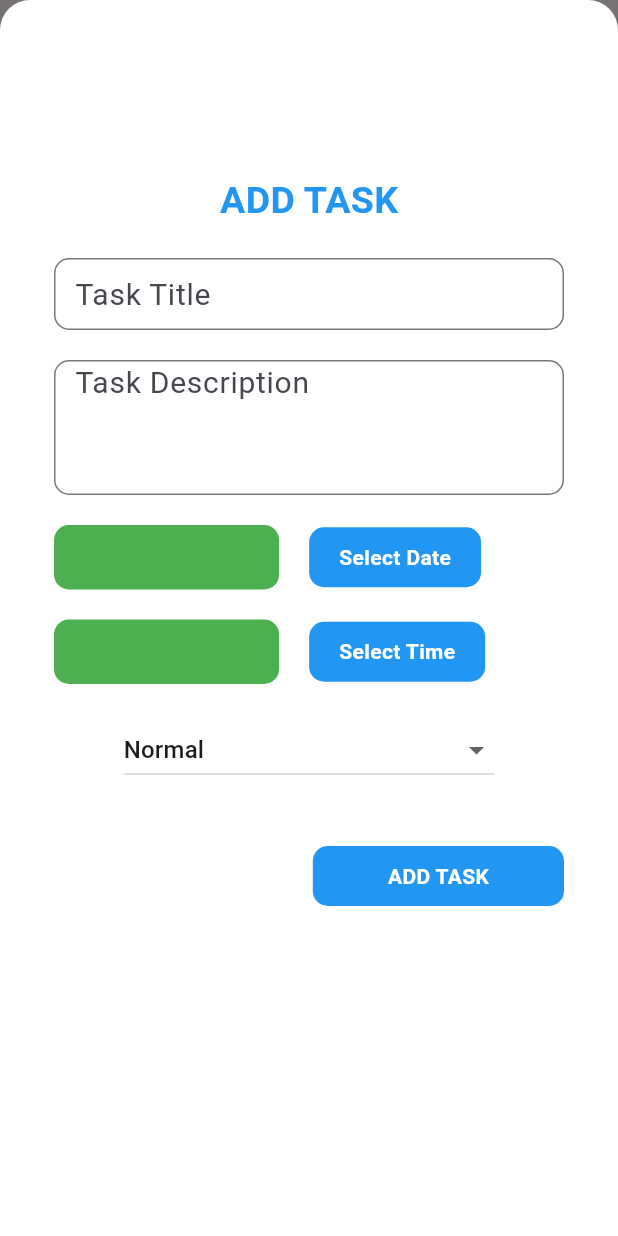
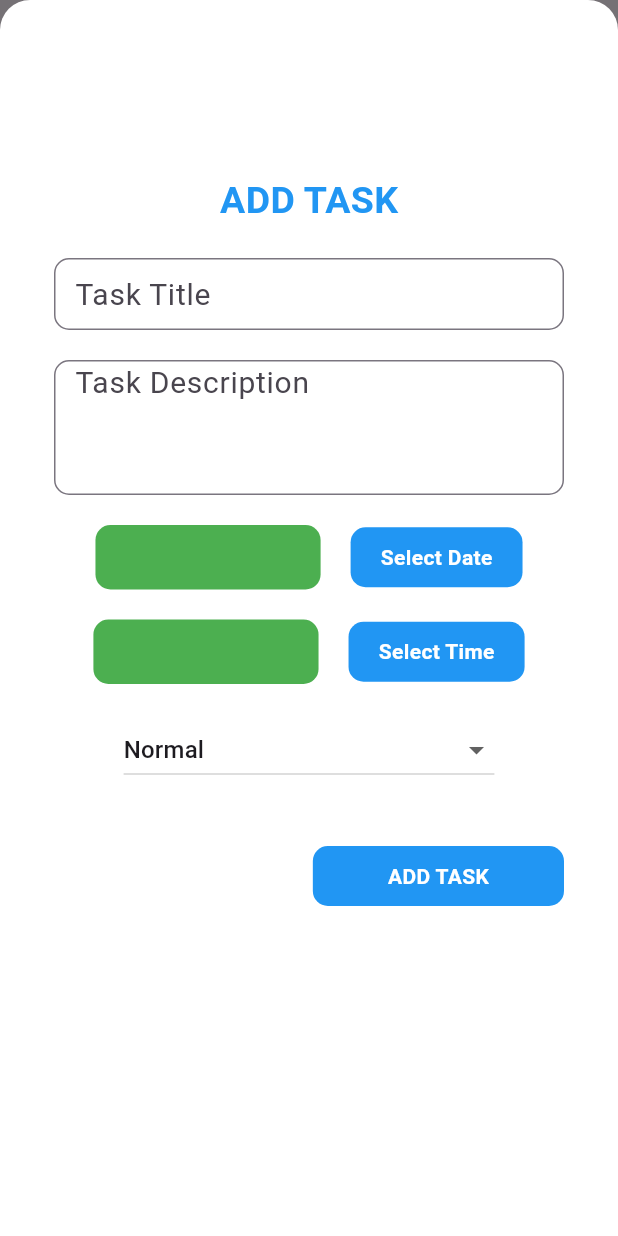
Before and after one commit to AbRehman0346/sufiyana_kaam, a Flutter app: the NoteScreen screen opened directly with empty values, after a tap on "Create", on a phone screen of 412 x 824 dp. Run offline on Flutter 3.47's test engine with Material 3 defaults, Android fonts, the light colour scheme and no system bars; our stand-ins replace flutter_local_notifications, fluttertoast, permission_handler, sqflite, timezone; accounts and stored records are empty.

Commit message:
fixed overflow of date row in create task screen... and added paste button on that same screen

```diff
--- a/lib/models/process-task.dart
+++ b/lib/models/process-task.dart
@@ -82,6 +82,13 @@ class _Date{
     return isSameDayAs(today);
   }
 
+  DateTime? toDateTime(){
+    if(date == null) {
+      return null;
+    }
+    return XDateTime().toDate(date!);
+  }
+
   bool isSameDayAs(DateTime otherDate) {
     if(date == null) {
       return false;
--- a/lib/res/local_store.dart
+++ b/lib/res/local_store.dart
@@ -0,0 +1,9 @@
+import 'package:sufiyana_kaam/models/process-task.dart';
+
+/**
+ * For now this is used for copy paste operations... Any Task that will be copied will be stored here
+ * and after that it will be used to paste the task in the desired location.
+ **/
+class LocalStore{
+    static ProcessTask? task;
+}
--- a/lib/services/permission-manager.dart
+++ b/lib/services/permission-manager.dart
@@ -20,19 +20,19 @@ class PermissionManager {
 
   Future<bool> requestExectAlaramPermission() async {
     PermissionStatus permission = await Permission.scheduleExactAlarm.request();
-    log("------------Permission to schedule exact alarms: ${permission.isGranted}");
+    // log("------------Permission to schedule exact alarms: ${permission.isGranted}");
     return permission.isGranted;
   }
 
   Future<bool> ignoreBatteryOptimization() async {
     if (await Permission.ignoreBatteryOptimizations.isGranted) {
-      log("------------Permission to Battery Optimization: true");
+      // log("------------Permission to Battery Optimization: true");
       return true;
     }
 
     // Request permission to ignore battery optimizations
     PermissionStatus status = await Permission.ignoreBatteryOptimizations.request();
-    log("------------Permission to Battery Optimization: ${status.isGranted}");
+    // log("------------Permission to Battery Optimization: ${status.isGranted}");
     return status.isGranted;
   }
 }
--- a/lib/temp_files/data.dart
+++ b/lib/temp_files/data.dart
@@ -0,0 +1,272 @@
+import '../models/process-task.dart';
+import '../models/process.dart';
+
+class Data {
+  ProcessTaskFields f = ProcessTaskFields();
+  Priority p = Priority();
+  ProcessTaskStatus s = ProcessTaskStatus();
+  int processId = 1;
+  List get data => [
+    {
+      f.title: "NF: The State VS Sikandar Ali Siyal *",
+      f.description: "2nd ADJ NF\n6/8",
+      f.date: "August 27, 2025",
+      f.time: "",
+      f.priority: Priority.getValue(p.normal),
+      f.status: ProcessTaskStatus.pending,
+      f.processId: processId,
+    },
+
+    {
+      f.title: "NF: The State VS Gulzar Sahto",
+      f.description: "1st ADJ NF\n07/8",
+      f.date: "August 20, 2025",
+      f.time: "",
+      f.priority: Priority.getValue(p.normal),
+      f.status: ProcessTaskStatus.pending,
+      f.processId: processId,
+    },
+
+    {
+      f.title: "Mehrabpur: Niaz Hussain VS Imtiaz and others *",
+      f.description: "SCJ Mehrabpur\n6/8\n0308 3252315 --> Imtiaz Noohpoth",
+      f.date: "August 13, 2025",
+      f.time: "",
+      f.priority: Priority.getValue(p.normal),
+      f.status: ProcessTaskStatus.pending,
+      f.processId: processId,
+    },
+
+    {
+      f.title: "Sukkur: Raja Ali * VS The State",
+      f.description: "High Court Sukkur\n21/7",
+      f.date: "August 21, 2025",
+      f.time: "",
+      f.priority: Priority.getValue(p.normal),
+      f.status: ProcessTaskStatus.pending,
+      f.processId: processId,
+    },
+
+    {
+      f.title: "Sukkur: Sajjad Ali Siyal VS The State",
+      f.description: "High Court Sukkur\n20/7",
+      f.date: "August 19, 2025",
+      f.time: "",
+      f.priority: Priority.getValue(p.normal),
+      f.status: ProcessTaskStatus.pending,
+      f.processId: processId,
+    },
+
+    {
+      f.title: "NF: The State VS Sajjad Siyal",
+      f.description: "Session Court NF",
+      f.date: "August 16, 2025",
+      f.time: "",
+      f.priority: Priority.getValue(p.normal),
+      f.status: ProcessTaskStatus.pending,
+      f.processId: processId,
+    },
+
+    {
+      f.title: "Moro: The State VS Peeral Mallah *",
+      f.description: "1st JM Moro\n1/8",
+      f.date: "August 15, 2025",
+      f.time: "",
+      f.priority: Priority.getValue(p.normal),
+      f.status: ProcessTaskStatus.pending,
+      f.processId: processId,
+    },
+
+    {
+      f.title: "NF: Mukhtiar Ahmed VS Mst. Bhanbhan *",
+      f.description: "2nd ADJ NF\n28/6",
+      f.date: "August 9, 2025",
+      f.time: "",
+      f.priority: Priority.getValue(p.normal),
+      f.status: ProcessTaskStatus.pending,
+      f.processId: processId,
+    },
+
+    {
+      f.title: "Gambat: Fida Hussain VS P.O Sindh *",
+      f.description: "SCJ Gambat\n14/6",
+      f.date: "August 9, 2025",
+      f.time: "",
+      f.priority: Priority.getValue(p.normal),
+      f.status: ProcessTaskStatus.pending,
+      f.processId: processId,
+    },
+
+    {
+      f.title: "Gambat: Ali Sher VS Fida Hussain *",
+      f.description: "SCJ Gambat\n14/6",
+      f.date: "August 9, 2025",
+      f.time: "",
+      f.priority: Priority.getValue(p.normal),
+      f.status: ProcessTaskStatus.pending,
+      f.processId: processId,
+    },
+
+    {
+      f.title: "NF: The State VS Jinsar Ali Mangi",
+      f.description: "Session Court NF",
+      f.date: "August 8, 2025",
+      f.time: "",
+      f.priority: Priority.getValue(p.normal),
+      f.status: ProcessTaskStatus.completed,
+      f.processId: processId,
+    },
+
+
+    {
+      f.title: "NF: Ali Muhammand VS Sain Bux *",
+      f.description: "SCJ NF\n23/6",
+      f.date: "August 8, 2025",
+      f.time: "",
+      f.priority: Priority.getValue(p.normal),
+      f.status: ProcessTaskStatus.completed,
+      f.processId: processId,
+    },
+
+    {
+      f.title: "NF: The State VS Gulzar Sahto",
+      f.description: "1st ADJ NF\n16/7",
+      f.date: "August 7, 2025",
+      f.time: "",
+      f.priority: Priority.getValue(p.normal),
+      f.status: ProcessTaskStatus.completed,
+      f.processId: processId,
+    },
+
+    {
+      f.title: "NF: Shamshad VS Abid",
+      f.description: "Session Court NF\n27/6\ntransfered to ADJ-1",
+      f.date: "August 7, 2025",
+      f.time: "",
+      f.priority: Priority.getValue(p.normal),
+      f.status: ProcessTaskStatus.completed,
+      f.processId: processId,
+    },
+
+    {
+      f.title: "NF: The State VS Sikandar Ali Siyal *",
+      f.description: "2nd ADJ NF\n23/7",
+      f.date: "August 5, 2025",
+      f.time: "",
+      f.priority: Priority.getValue(p.normal),
+      f.status: ProcessTaskStatus.completed,
+      f.processId: processId,
+    },
+
+    {
+      f.title: "NF: The State VS Sikandar Ali Siyal *",
+      f.description: "2nd ADJ NF\n5/8",
+      f.date: "August 6, 2025",
+      f.time: "",
+      f.priority: Priority.getValue(p.normal),
+      f.status: ProcessTaskStatus.completed,
+      f.processId: processId,
+    },
+
+    {
+      f.title: "NF: The State VS Ali Raza Larai *",
+      f.description: "1st ADJ NF\n05/07",
+      f.date: "August 22, 2025",
+      f.time: "",
+      f.priority: Priority.getValue(p.normal),
+      f.status: ProcessTaskStatus.pending,
+      f.processId: processId,
+    },
+
+    {
+      f.title: "Mehrabpur: Niaz Hussain VS Imtiaz *",
+      f.description: "SCJ Mehrabpur\n25/06\n0308 3252315 --> Imtiaz Noohpoth",
+      f.date: "August 6, 2025",
+      f.time: "",
+      f.priority: Priority.getValue(p.normal),
+      f.status: ProcessTaskStatus.completed,
+      f.processId: processId,
+    },
+
+    {
+      f.title: "NF: The State VS Sikandar Ali Siyal",
+      f.description: "1st ADJ NF\n05/08",
+      f.date: "August 21, 2025",
+      f.time: "",
+      f.priority: Priority.getValue(p.normal),
+      f.status: ProcessTaskStatus.pending,
+      f.processId: processId,
+    },
+
+
+    {
+      f.title: "Gambat: Mst. Izzat Khatoon VS Rahmatullah *",
+      f.description: "SCJ Gambat\n14/06",
+      f.date: "August 6, 2025",
+      f.time: "",
+      f.priority: Priority.getValue(p.normal),
+      f.status: ProcessTaskStatus.cancelled,
+      f.processId: processId,
+    },
+
+    {
+      f.title: "NF: The State VS Rizwan Tagar",
+      f.description: "1st JM NF\n10/07",
+      f.date: "August 5, 2025",
+      f.time: "",
+      f.priority: Priority.getValue(p.normal),
+      f.status: ProcessTaskStatus.cancelled,
+      f.processId: processId,
+    },
+
+    {
+      f.title: "NF: Shamshad VS Abid",
+      f.description: "ADJ 1 NF\n07/08",
+      f.date: "August 19, 2025",
+      f.time: "",
+      f.priority: Priority.getValue(p.normal),
+      f.status: ProcessTaskStatus.pending,
+      f.processId: processId,
+    },
+
+    {
+      f.title: "Kandiro: Abdul Haleem VS Nadra *",
+      f.description: "1st JM Kandiro",
+      f.date: "August 11, 2025",
+      f.time: "",
+      f.priority: Priority.getValue(p.normal),
+      f.status: ProcessTaskStatus.pending,
+      f.processId: processId,
+    },
+
+    {
+      f.title: "NF: Ali Muhammad VS Sain Bux *",
+      f.description: "SCJ NF\n08/08",
+      f.date: "August 27, 2025",
+      f.time: "",
+      f.priority: Priority.getValue(p.normal),
+      f.status: ProcessTaskStatus.pending,
+      f.processId: processId,
+    },
+
+    {
+      f.title: "NF: Muhammad Adam VS SSP NF",
+      f.description: "Family Court\n08/08",
+      f.date: "August 28, 2025",
+      f.time: "",
+      f.priority: Priority.getValue(p.normal),
+      f.status: ProcessTaskStatus.pending,
+      f.processId: processId,
+    },
+
+    {
+      f.title: "NF: The State VS Jinsar Ali Mangi",
+      f.description: "Session Court NF\n08/08",
+      f.date: "August 28, 2025",
+      f.time: "",
+      f.priority: Priority.getValue(p.normal),
+      f.status: ProcessTaskStatus.pending,
+      f.processId: processId,
+    },
+  ];
+}
--- a/lib/view/create-task.dart
+++ b/lib/view/create-task.dart
@@ -2,6 +2,7 @@ import 'dart:developer';
 
 import 'package:flutter/material.dart';
 import 'package:sufiyana_kaam/models/process.dart';
+import 'package:sufiyana_kaam/res/local_store.dart';
 import 'package:sufiyana_kaam/services/database-services.dart';
 import 'package:sufiyana_kaam/xutils/GlobalContext.dart';
 import 'package:sufiyana_kaam/xutils/XDateTime.dart';
@@ -42,7 +43,15 @@ class _CreateTaskState extends State<CreateTask> {
         crossAxisAlignment: CrossAxisAlignment.center,
         mainAxisAlignment: MainAxisAlignment.center,
         children: [
+          Row(
+            mainAxisAlignment: LocalStore.task == null ? MainAxisAlignment.center :
+              MainAxisAlignment.spaceBetween,
+            children: [
               XText("ADD TASK", size: 25, color: AppColors.secondaryText, bold: true,),
+              if(LocalStore.task != null)
+                TextButton(onPressed: goPasteOperation, child: XText("Paste")),
+            ],
+          ),
           Utils.height(20),
           XTextField(
             controller: titleController,
@@ -59,7 +68,9 @@ class _CreateTaskState extends State<CreateTask> {
 
           Utils.height(20),
           // Select Date Row...
-          Row(
+          SingleChildScrollView(
+            scrollDirection: Axis.horizontal,
+            child: Row(
               children: [
                 Container(
                   padding: EdgeInsets.symmetric(horizontal: 20, vertical: 10),
@@ -95,10 +106,13 @@ class _CreateTaskState extends State<CreateTask> {
                 ),
               ],
             ),
+          ),
 
           Utils.height(20),
           // Select Time Row...
-          Row(
+          SingleChildScrollView(
+            scrollDirection: Axis.horizontal,
+            child: Row(
               children: [
                 Container(
                   padding: EdgeInsets.symmetric(horizontal: 20, vertical: 10),
@@ -134,6 +148,7 @@ class _CreateTaskState extends State<CreateTask> {
                 ),
               ],
             ),
+          ),
           Utils.height(20),
           SizedBox(
             width: Utils.screenWidth * 0.6,
@@ -162,6 +177,27 @@ class _CreateTaskState extends State<CreateTask> {
         ],
       ),
     );
+  }
+
+  void goPasteOperation(){
+    if(LocalStore.task == null) {
+      Utils().showSnackBar("Nothing is Copied.");
+      return;
+    };
+    titleController.text = LocalStore.task!.title;
+    descriptionController.text = LocalStore.task!.description;
+    _date = LocalStore.task!.date.toDateTime();
+
+    if(LocalStore.task!.time != null){
+      _timeOfDay = XDateTime().toTimeOfDay(LocalStore.task!.time!);
+    }
+    importance = LocalStore.task!.priority;
+    Utils.showToast("Pasted!");
+    LocalStore.task = null;
+    FocusManager.instance.primaryFocus?.unfocus();
+    // Refresh the screen to show the pasted data
+    setState(() {});
+
   }
 
   Future<void> addTask() async {
--- a/lib/view/note_screen/_item_selection.dart
+++ b/lib/view/note_screen/_item_selection.dart
@@ -0,0 +1,29 @@
+import 'package:sufiyana_kaam/models/process-task.dart';
+
+class NoteItemSelection {
+  final List<ProcessTask> _selectedItems = [];
+
+  List<ProcessTask> get selectedItems => _selectedItems;
+
+  bool isSelected(ProcessTask item) {
+    return _selectedItems.any((selectedItem) => selectedItem.id == item.id);
+  }
+
+  bool hasSelection() {
+    return _selectedItems.isNotEmpty;
+  }
+
+  void toggleSelection(ProcessTask item) {
+    if (isSelected(item)) {
+      _selectedItems.removeWhere((selectedItem) => selectedItem.id == item.id);
+    } else {
+      _selectedItems.add(item);
+    }
+  }
+
+  void clearSelection() {
+    _selectedItems.clear();
+  }
+
+  int get selectedCount => _selectedItems.length;
+}
--- a/lib/view/note_screen/note_screen.dart
+++ b/lib/view/note_screen/note_screen.dart
@@ -3,9 +3,11 @@ import 'package:flutter/material.dart';
 import 'package:fluttertoast/fluttertoast.dart';
 import 'package:sufiyana_kaam/models/process-task.dart';
 import 'package:sufiyana_kaam/models/process.dart';
+import 'package:sufiyana_kaam/res/local_store.dart';
 import 'package:sufiyana_kaam/services/database-services.dart';
 import 'package:sufiyana_kaam/view/create-task.dart';
 import 'package:sufiyana_kaam/view/note_screen/_filter_manager.dart';
+import 'package:sufiyana_kaam/view/note_screen/_item_selection.dart';
 import 'package:sufiyana_kaam/xutils/NavigatorService.dart';
 import 'package:sufiyana_kaam/xutils/XDateTime.dart';
 import 'package:sufiyana_kaam/xutils/dummy-data.dart';
@@ -32,6 +34,8 @@ class _NoteScreenState extends State<NoteScreen> {
   late Key _futureKey;
   final NoteScreenFilterManager _filter = NoteScreenFilterManager();
   final TextEditingController _searchController = TextEditingController();
+  final NoteItemSelection _itemSelection = NoteItemSelection();
+  bool _showFloatingButton = true;
 
   /* _isDataFoundOnDatabase: This check is used to keep the create button hidden that is used to
   create the first task in the process....After first task is created.. there is no need for this
@@ -135,14 +139,15 @@ class _NoteScreenState extends State<NoteScreen> {
                       return Column(
                         children: [
                           if(index == 0 && _editMode)
-                            _drawArrowEdit(editModeFunction: () => _createTask(0)),
+                            _buildArrowEdit(addTask: () => _createTask(0)),
 
-                          _buildTask(_data[index]),
+                          _buildTask(
+                              _data[index],
+                              isSelected: _itemSelection.isSelected(_data[index]),
+                          ),
 
                           if(!isThisLastIndex || _editMode)
-                            _drawArrowEdit(
-                              editModeFunction: () => _createTask(index + 1),
-                            ),
+                            _buildArrowEdit(addTask: () => _createTask(index + 1),),
 
                           if(isThisLastIndex)
                             Utils.height(100),
@@ -195,7 +200,7 @@ class _NoteScreenState extends State<NoteScreen> {
 
   Widget? _getFloatingActionButton(){
 
-    if(_data.isEmpty){
+    if(_data.isEmpty || !_showFloatingButton){
       return null;
     }
 
@@ -211,14 +216,37 @@ class _NoteScreenState extends State<NoteScreen> {
     );
   }
 
-  Widget _buildTask(ProcessTask task){
-    return Row(
+  void _toggleSelection(ProcessTask task) {
+    // For now this function is used to copy paste the task.
+    // If you want to enable selection mode, just uncomment the below code.
+    // and do comment: LocalStore.task = task;
+    LocalStore.task = task;
+    Fluttertoast.showToast(msg: "Task Copied");
+    return;
+    // Just enable the below code to enable selection mode.
+    if(!_editMode){
+      _itemSelection.toggleSelection(task);
+      _showFloatingButton = !_itemSelection.hasSelection();
+      setState(() {});
+    }
+  }
+
+  Widget _buildTask(
+      ProcessTask task,
+  {
+    bool isSelected = false,
+  }
+      ){
+    return Container(
+      color: isSelected ? AppColors.selectionColor : null,
+      child: Row(
         mainAxisAlignment: MainAxisAlignment.spaceEvenly,
         children: [
           Stack(
             children: [
               GestureDetector(
-              onTap: ()=>_showDetailOfTask(task),
+                onTap: () => _showDetailOfTask(task),
+                onLongPress: () => _toggleSelection(task),
                 child: Container(
                   margin: EdgeInsets.symmetric(vertical: 20),
                   width: Utils.screenWidth * 0.8,
@@ -261,13 +289,37 @@ class _NoteScreenState extends State<NoteScreen> {
               ),
             ],
           ),
+          // Delete Icon
           if(_editMode)
             GestureDetector(
                 onTap: () => _deleteTask(task),
                 child: Icon(Icons.delete, color: AppColors.deleteColor),
             ),
         ],
+      ),
     );
+  }
+
+  Widget _buildArrowEdit({
+    required Function() addTask,
+  }){
+    if(_editMode){
+      return Row(
+        mainAxisAlignment: MainAxisAlignment.spaceEvenly,
+        children: [
+          // Add Task.
+          GestureDetector(
+              onTap: () => addTask(),
+              child: Icon(Icons.add, size: 50, color: AppColors.cardColor),
+          ),
+
+        ],
+      );
+    }
+    else{
+      return Icon(Icons.arrow_downward, size: 50, color: AppColors.cardColor);
+    }
+
   }
 
   Color _getCardColor(String status) {
@@ -294,23 +346,21 @@ class _NoteScreenState extends State<NoteScreen> {
   }
 
   void _showDetailOfTask(ProcessTask task){
+    // if Selection is enabled, toggle selection
+    if(_itemSelection.hasSelection()){
+      _toggleSelection(task);
+      return;
+    }
+
+    if(_editMode){
+      Utils().showSnackBar("Please Turn off the Edit Mode First.");
+      return;
+    }
+
+
     NavigatorService.goto(Routes.ViewTask, arguments: [task, (ProcessTask updatedTask) {
       _reloadAllData();
     }]);
-  }
-
-  Widget _drawArrowEdit({
-    Function()? editModeFunction,
-  }){
-    if(_editMode){
-      return GestureDetector(
-        onTap: editModeFunction,
-          child: Icon(Icons.add, size: 50, color: AppColors.cardColor));
-    }
-    else{
-      return Icon(Icons.arrow_downward, size: 50, color: AppColors.cardColor);
-    }
-
   }
 
   void _createTask([int? position]) {
--- a/lib/xutils/colors/AppColors.dart
+++ b/lib/xutils/colors/AppColors.dart
@@ -4,6 +4,7 @@ class AppColors{
   static Color primaryText = Colors.white;
   static Color secondaryText = Colors.blue;
   static Color blackText = Colors.black;
+  static Color selectionColor = Colors.blueGrey;
 
   static Color primary = Colors.blue;
 
```
Also changed, not shown: 1 other file. Lines whose indentation alone changed are shown as unchanged.
